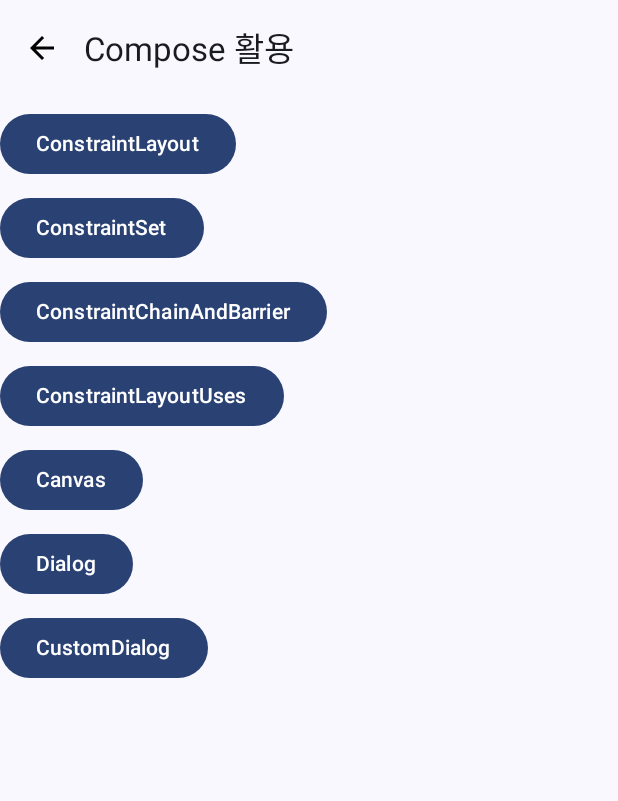
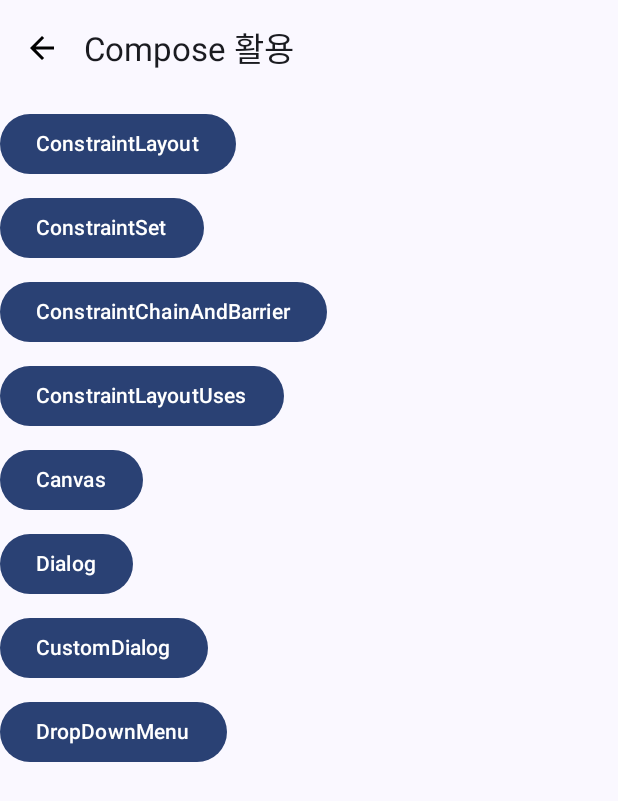
Before and after one commit to theo-no/Compose_Example, an Android app built with Jetpack Compose: the screen it shows after launch (UsesActivity), on a phone screen of 412 x 824 dp. Shown: the top 801 px of the screen. Run offline under Robolectric (Android 15) with nearby library versions, the phone set to English and light mode, and no system bars.

Commit message:
DropDownMenu 예시 완료

```diff
--- a/Compose_Example/app/src/main/java/com/csh/compose_example/navigation/NavGraph.kt
+++ b/Compose_Example/app/src/main/java/com/csh/compose_example/navigation/NavGraph.kt
@@ -1,7 +1,6 @@
 package com.csh.compose_example.navigation
 
 import androidx.compose.runtime.Composable
-import androidx.constraintlayout.compose.ConstraintSet
 import androidx.navigation.NavHostController
 import androidx.navigation.compose.NavHost
 import androidx.navigation.compose.composable
@@ -13,6 +12,7 @@ import com.csh.compose_example.uses.screen.ConstraintLayoutUsesScreen
 import com.csh.compose_example.uses.screen.ConstraintSetScreen
 import com.csh.compose_example.uses.screen.CustomDialogScreen
 import com.csh.compose_example.uses.screen.DialogScreen
+import com.csh.compose_example.uses.screen.DropDownMenuScreen
 import com.csh.compose_example.uses.screen.HomeScreen
 
 @Composable
@@ -59,9 +59,9 @@ fun NavGraph(
             DialogScreen(navController)
         }
         composable(
-            route = Screen.CustomDialog.route
+            route = Screen.DropDownMenu.route
         ) {
-            CustomDialogScreen(navController)
+            DropDownMenuScreen(navController)
         }
     }
 } // End of setUpNavGraph
--- a/Compose_Example/app/src/main/java/com/csh/compose_example/navigation/Screen.kt
+++ b/Compose_Example/app/src/main/java/com/csh/compose_example/navigation/Screen.kt
@@ -12,4 +12,5 @@ sealed class Screen(val route: String) {
     object Canvas : Screen(route = "canvas_screen")
     object Dialog : Screen(route = "dialog_screen")
     object CustomDialog : Screen(route = "custom_dialog_screen")
+    object DropDownMenu : Screen(route = "drop_down_menu_screen")
 }
--- a/Compose_Example/app/src/main/java/com/csh/compose_example/uses/screen/HomeScreen.kt
+++ b/Compose_Example/app/src/main/java/com/csh/compose_example/uses/screen/HomeScreen.kt
@@ -74,6 +74,14 @@ fun HomeScreen(
                 "CustomDialog"
             )
         }
+        Spacer(modifier = Modifier.run { size(8.dp) })
+        Button(onClick = {
+            navController.navigate(Screen.DropDownMenu.route)
+        }) {
+            Text(
+                "DropDownMenu"
+            )
+        }
     }
 
 }
```
Also changed, not shown: Compose_Example/app/src/main/java/com/csh/compose_example/uses/screen/ConstrainLayoutUsesScreen.kt (+7 -4 lines), Compose_Example/app/src/main/java/com/csh/compose_example/uses/screen/DropDownMenuScreen.kt (added, +78 -0 lines).
